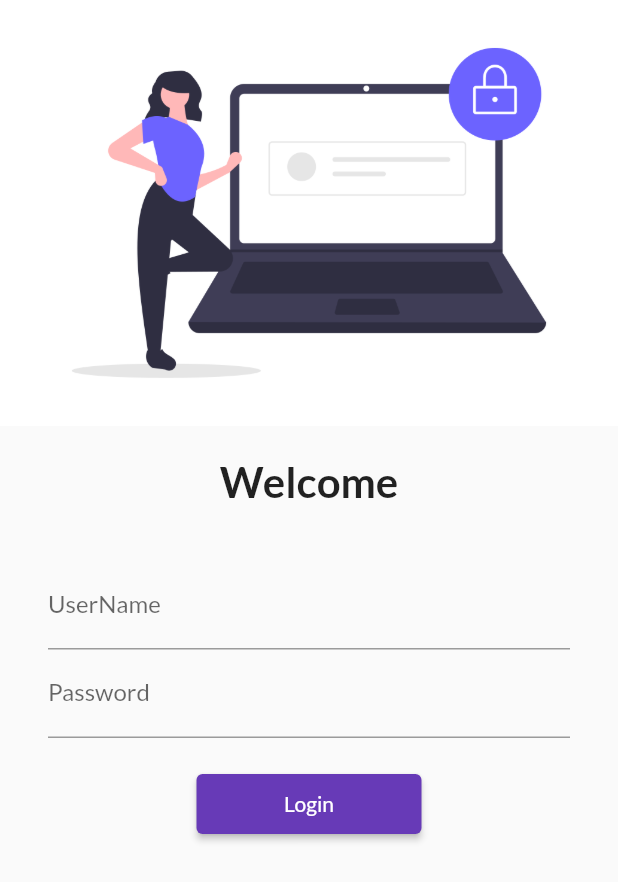
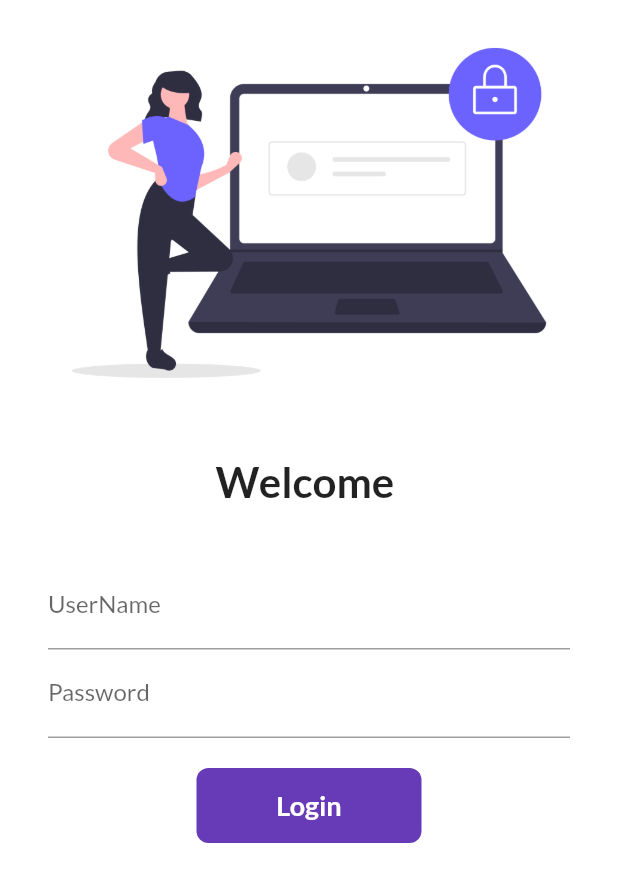
Before and after one commit to amit6901/30DaysOfFlutter, a Flutter app: the screen it shows after launch, on a phone screen of 412 x 824 dp. Shown: the top 882 px of the screen. Run offline on Flutter 3.47's test engine with Material 2 defaults, Android fonts, the phone set to English and light mode, and no system bars; our stand-ins replace google_fonts.

Commit message:
Day 6 Completed

```diff
--- a/lib/pages/login_page.dart
+++ b/lib/pages/login_page.dart
@@ -1,10 +1,20 @@
 import 'package:flutter/material.dart';
 import 'package:flutter_catalog/utils/routes.dart';
 
-class LoginPage extends StatelessWidget {
+class LoginPage extends StatefulWidget {
+  @override
+  _LoginPageState createState() => _LoginPageState();
+}
+
+class _LoginPageState extends State<LoginPage> {
+
+  String name = "";
+  bool changeButton = false;
+
   @override
   Widget build(BuildContext context) {
     return Material(
+      color: Colors.white,
       child: SingleChildScrollView(
         child: Column(
           children: [
@@ -16,7 +26,7 @@ class LoginPage extends StatelessWidget {
               height: 20.0,
             ),
             Text(
-              "Welcome",
+              "Welcome $name",
               style: TextStyle(
                 fontSize: 28,
                 fontWeight: FontWeight.bold,
@@ -33,6 +43,10 @@ class LoginPage extends StatelessWidget {
                   TextFormField(
                     decoration: InputDecoration(
                         hintText: "Enter UserName", labelText: "UserName"),
+                        onChanged: (value){
+                          name = value;
+                          setState(() {});
+                        },
                   ),
                   TextFormField(
                     obscureText: true,
@@ -42,12 +56,39 @@ class LoginPage extends StatelessWidget {
                   SizedBox(
                     height: 20.0,
                   ),
-                  ElevatedButton(
-                      onPressed: () {
-                        Navigator.pushNamed(context, MyRoutes.homeRoute);
-                      },
-                      style: TextButton.styleFrom(minimumSize: Size(150, 40)),
-                      child: Text("Login"))
+
+                  InkWell(
+                    onTap: () async {
+                      setState(() {
+                        changeButton = true;
+                      });
+
+                      await Future.delayed(Duration(seconds: 1));
+                      Navigator.pushNamed(context, MyRoutes.homeRoute);
+                    },
+                    child: AnimatedContainer(
+                      duration: Duration(seconds: 1),
+                      width: changeButton ? 50 : 150,
+                      height: 50,
+                      alignment: Alignment.center,
+                      child: changeButton ? Icon(Icons.done) : Text(
+                        "Login",
+                        style: TextStyle(
+                          color: Colors.white, fontWeight: FontWeight.bold, fontSize: 18),
+                      ),
+                      decoration: BoxDecoration(
+                        color: Colors.deepPurple,
+                        borderRadius: BorderRadius.circular(changeButton ? 50 : 8),
+                      ),
+                    ),
+                  ),
+
+                  // ElevatedButton(
+                  //     onPressed: () {
+                  //       Navigator.pushNamed(context, MyRoutes.homeRoute);
+                  //     },
+                  //     style: TextButton.styleFrom(minimumSize: Size(150, 40)),
+                  //     child: Text("Login"))
                 ],
               ),
             )
```
